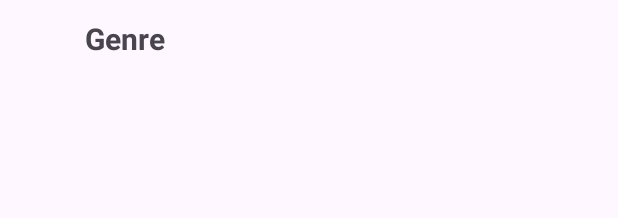
After one commit to tadasgataveckas/android-game, an Android app: the layout viewholder_genre.xml on its own in the app's theme, with its tools: preview values and no code run, on a phone screen of 412 x 824 dp. The commit adds this screen. Shown: the top 218 px of the screen. Run offline under Robolectric (Android 15) with nearby library versions, the phone set to English and light mode, and no system bars.

Commit message:
Created Genres enum with default values
Added:
- enum and an example viewholder
Missing:
- A way to display stored enum through code(maybe could just be used in activity code for a predetermined list)

```diff
--- a/app/src/main/java/com/example/audiobook_app/Activity/CarouselActivity.java
+++ b/app/src/main/java/com/example/audiobook_app/Activity/CarouselActivity.java
@@ -12,6 +12,9 @@ import com.example.audiobook_app.R;
 
 import java.util.ArrayList;
 
+/**
+ * Example activity to use the carousel
+ */
 public class CarouselActivity extends AppCompatActivity {
 
     private RecyclerView.Adapter adapterBookList;
--- a/app/src/main/java/com/example/audiobook_app/Adapter/BooksAdapter.java
+++ b/app/src/main/java/com/example/audiobook_app/Adapter/BooksAdapter.java
@@ -17,6 +17,10 @@ import com.example.audiobook_app.R;
 
 import java.util.ArrayList;
 
+
+/**
+ * Translates Books domain data to view activity
+ */
 public class BooksAdapter extends RecyclerView.Adapter<BooksAdapter.Viewholder> {
 
     ArrayList<BooksDomain> items;
@@ -35,6 +39,7 @@ public class BooksAdapter extends RecyclerView.Adapter<BooksAdapter.Viewholder>
         return new Viewholder(inflator);
     }
 
+    //Using Glide api to load images from drawable for smooth scrolling
     @Override
     public void onBindViewHolder(@NonNull BooksAdapter.Viewholder holder, int position) {
         holder.title.setText(items.get(position).getTitle());
--- a/app/src/main/java/com/example/audiobook_app/Domain/BooksDomain.java
+++ b/app/src/main/java/com/example/audiobook_app/Domain/BooksDomain.java
@@ -1,5 +1,8 @@
 package com.example.audiobook_app.Domain;
 
+/**
+ * Carousel book data
+ */
 public class BooksDomain {
     private String title;
     private String author;
--- /dev/null
+++ b/app/src/main/res/layout/viewholder_genre.xml
@@ -0,0 +1,31 @@
+<?xml version="1.0" encoding="utf-8"?>
+<androidx.constraintlayout.widget.ConstraintLayout
+    xmlns:android="http://schemas.android.com/apk/res/android"
+    xmlns:app="http://schemas.android.com/apk/res-auto"
+    android:layout_width="150dp"
+    android:layout_height="35dp"
+    android:layout_margin="8dp"
+    app:cardCornerRadius="10dp"
+    app:cardElevation="3dp">
+
+
+    <LinearLayout
+        android:layout_width="match_parent"
+        android:layout_height="match_parent"
+        android:orientation="vertical">
+
+        <TextView
+            android:id="@+id/titleTxt"
+            android:layout_width="match_parent"
+            android:layout_height="26dp"
+            android:layout_marginStart="8dp"
+            android:layout_marginTop="4dp"
+            android:layout_marginEnd="8dp"
+            android:lines="2"
+            android:text="Genre"
+            android:textAlignment="center"
+            android:textSize="20sp"
+            android:textStyle="bold" />
+
+    </LinearLayout>
+</androidx.constraintlayout.widget.ConstraintLayout>
```
Also changed, not shown: app/src/main/java/com/example/audiobook_app/Domain/Genre.java (added, +52 -0 lines).
